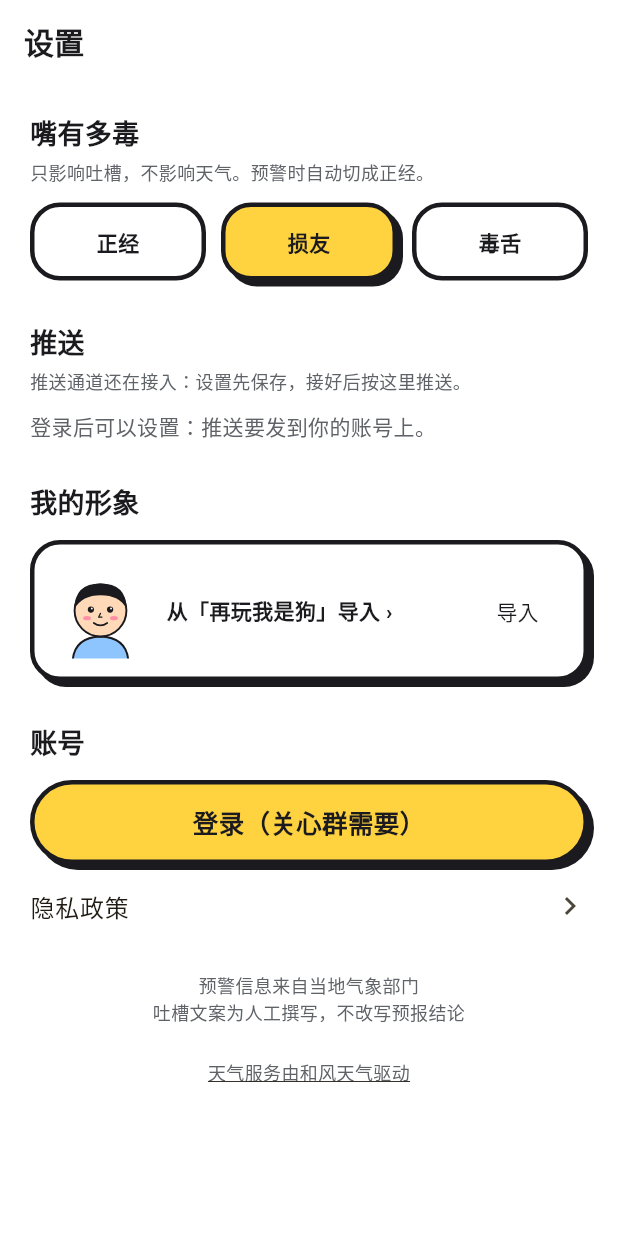
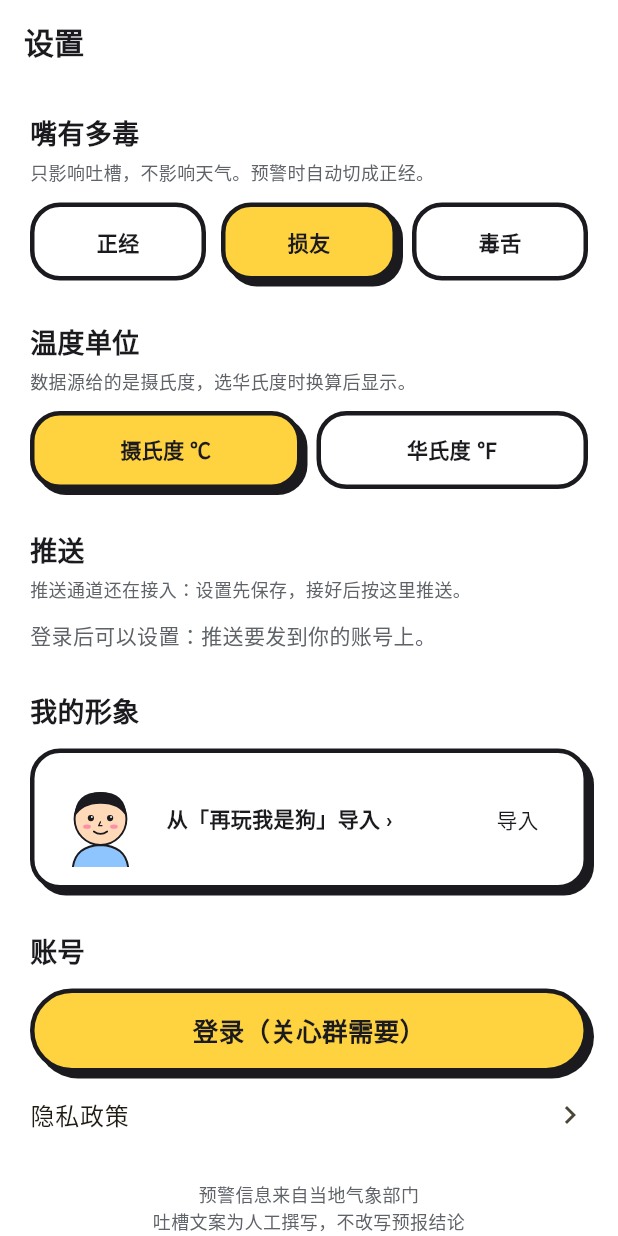
Before and after one commit to aidai524/zwjsg, a Flutter app: the SettingsPage screen opened by its route, on a phone screen of 412 x 824 dp. Run offline on Flutter 3.47's test engine with Material 3 defaults, Android fonts, the phone set to English and light mode, and no system bars; our stand-ins replace dio, flutter_local_notifications, flutter_timezone, go_router, share_plus, shared_preferences and 1 more; missing offline and left inert: gal; accounts and stored records are empty; network calls fail.

Commit message:
feat(tianqi-app): 设置页加温度单位，温度按选的单位显示
- 设置页“嘴有多毒”下面加“摄氏度 ℃ / 华氏度 ℉”，不登录也能选，存在手机上；
  登录后同步到服务端，登录时也把手机上的单位传上去。
- 接口给的数字都是摄氏度，显示时换算：首页、严肃模式、城市列表、关心群卡片，
  以及决策详情里秋裤阈值的说明。7 天列表的温度列放宽，装得下三位数的华氏度。
- 天气和关心群请求都带上单位；换单位后重新取天气，秋裤理由这类服务端的句子
  跟着变。
- 隐私政策写明会同步温度单位。

Co-Authored-By: Claude Opus 5.5 <noreply@anthropic.com>

```diff
--- a/apps/shenme_tianqi/lib/core/scene.dart
+++ b/apps/shenme_tianqi/lib/core/scene.dart
@@ -1,4 +1,6 @@
 import 'package:flutter/material.dart';
+
+import 'temp_unit.dart';
 
 /// 首页背景色：按天气状态，和设计稿首页的几个场景一致
 Color sceneColor(String cond, String outfitKey) {
@@ -39,12 +41,17 @@ const decisionTitles = {
   'laundry': '晾不晾衣服',
 };
 
-const decisionRules = {
-  'umbrella': '7–22 点里，只要有一小时降水概率 ≥ 50% 就说“带”；30–50% 说“随便”；紫外线很强时也会提醒带伞遮阳。',
-  'long_johns': '看今天最低的体感温度：低于 10° 就建议穿。',
-  'car_wash': '未来 3 天都没有雨、没有沙尘，才说“洗”。',
-  'laundry': '白天 8–18 点没有雨、平均湿度低于 70%、风力小于 5 级，才说“晾”。',
-};
+/// 秋裤卡的阈值（摄氏度），只用来写说明；判断在服务端，和 config/weather.php 的 decisions.long_johns.feels_below 一致
+const longJohnsFeelsBelow = 10;
+
+/// 决策详情里的“怎么判断的”，温度按用户选的单位写
+String decisionRule(String key, TempUnit unit) => switch (key) {
+      'umbrella' => '7–22 点里，只要有一小时降水概率 ≥ 50% 就说“带”；30–50% 说“随便”；紫外线很强时也会提醒带伞遮阳。',
+      'long_johns' => '看今天最低的体感温度：低于 ${unit.deg(longJohnsFeelsBelow)} 就建议穿。',
+      'car_wash' => '未来 3 天都没有雨、没有沙尘，才说“洗”。',
+      'laundry' => '白天 8–18 点没有雨、平均湿度低于 70%、风力小于 5 级，才说“晾”。',
+      _ => '',
+    };
 
 const snarkLevels = ['正经', '损友', '毒舌'];
 
--- /dev/null
+++ b/apps/shenme_tianqi/lib/core/temp_unit.dart
@@ -0,0 +1,23 @@
+/// 温度单位。数据源和服务端给的数字一律是摄氏度（数字照搬数据源），App 显示时再换算；
+/// 服务端拼好的句子（秋裤理由、关心群的一句事实、早安推送）按请求里带的单位写。
+/// 换算方法和服务端的 app/Support/TempUnit.php 保持一致：四舍五入到整数。
+enum TempUnit {
+  celsius('c', '摄氏度 ℃'),
+  fahrenheit('f', '华氏度 ℉');
+
+  const TempUnit(this.key, this.label);
+
+  /// 接口和手机上存的值
+  final String key;
+
+  /// 设置页上显示的名字
+  final String label;
+
+  static TempUnit fromKey(String? key) => key == fahrenheit.key ? fahrenheit : celsius;
+
+  /// 摄氏度换成这个单位，四舍五入到整数
+  int convert(int c) => this == TempUnit.celsius ? c : (c * 9 / 5 + 32).round();
+
+  /// 显示用，例如“23°”
+  String deg(int c) => '${convert(c)}°';
+}
--- a/apps/shenme_tianqi/lib/features/cities/cities_page.dart
+++ b/apps/shenme_tianqi/lib/features/cities/cities_page.dart
@@ -4,6 +4,7 @@ import 'package:pop_ui/pop_ui.dart';
 
 import '../../core/app_state.dart';
 import '../../core/models.dart';
+import '../../core/temp_unit.dart';
 import '../../widgets/common.dart';
 
 /// 关注的城市（最多 5 个）。常驻城市决定早安推送和关心群里家人看到的天气。
@@ -23,7 +24,7 @@ class CitiesPage extends StatelessWidget {
           for (var i = 0; i < cities.length; i++) ...[
             _CityRow(
               city: cities[i],
-              weatherText: _brief(state.weatherOf(cities[i].locationId)),
+              weatherText: _brief(state.weatherOf(cities[i].locationId), state.tempUnit),
               onTap: () {
                 state.currentCity = i;
                 context.pop();
@@ -42,7 +43,7 @@ class CitiesPage extends StatelessWidget {
     );
   }
 
-  static String _brief(WeatherData? w) => w == null ? '' : '${w.temp}° ${w.text}';
+  static String _brief(WeatherData? w, TempUnit unit) => w == null ? '' : '${unit.deg(w.temp)} ${w.text}';
 }
 
 class _CityRow extends StatelessWidget {
--- a/apps/shenme_tianqi/lib/features/home/decision_page.dart
+++ b/apps/shenme_tianqi/lib/features/home/decision_page.dart
@@ -15,7 +15,8 @@ class DecisionPage extends StatelessWidget {
 
   @override
   Widget build(BuildContext context) {
-    final w = AppScope.of(context).weatherOf(locationId);
+    final state = AppScope.of(context);
+    final w = state.weatherOf(locationId);
     final title = decisionTitles[decisionKey] ?? '';
     if (w == null) {
       return Scaffold(appBar: AppBar(title: Text(title)), body: const Center(child: Text('天气还没加载好')));
@@ -50,7 +51,7 @@ class DecisionPage extends StatelessWidget {
               children: [
                 const Text('怎么判断的', style: TextStyle(fontWeight: FontWeight.w900)),
                 const SizedBox(height: 6),
-                Text(decisionRules[decisionKey] ?? '', style: const TextStyle(height: 1.6)),
+                Text(decisionRule(decisionKey, state.tempUnit), style: const TextStyle(height: 1.6)),
               ],
             ),
           ),
--- a/apps/shenme_tianqi/lib/features/home/serious_view.dart
+++ b/apps/shenme_tianqi/lib/features/home/serious_view.dart
@@ -3,6 +3,7 @@ import 'package:flutter/material.dart';
 import 'package:go_router/go_router.dart';
 import 'package:pop_ui/pop_ui.dart';
 
+import '../../core/app_state.dart';
 import '../../core/models.dart';
 import '../../core/scene.dart';
 import '../../widgets/common.dart';
@@ -18,6 +19,7 @@ class SeriousView extends StatelessWidget {
   Widget build(BuildContext context) {
     final w = weather;
     final umbrella = w.decision('umbrella');
+    final unit = AppScope.of(context).tempUnit;
 
     return ListView(
       physics: const AlwaysScrollableScrollPhysics(),
@@ -57,7 +59,7 @@ class SeriousView extends StatelessWidget {
                   ],
                 ),
               ),
-              Text('${w.temp}°\n${w.text}', textAlign: TextAlign.right, style: const TextStyle(fontWeight: FontWeight.w900)),
+              Text('${unit.deg(w.temp)}\n${w.text}', textAlign: TextAlign.right, style: const TextStyle(fontWeight: FontWeight.w900)),
             ],
           ),
         ),
--- a/apps/shenme_tianqi/lib/features/privacy/privacy_page.dart
+++ b/apps/shenme_tianqi/lib/features/privacy/privacy_page.dart
@@ -6,7 +6,7 @@ import 'package:pop_ui/pop_ui.dart';
 class PrivacyPage extends StatelessWidget {
   const PrivacyPage({super.key});
 
-  static const updated = '2026 年 11 月 17 日';
+  static const updated = '2026 年 11 月 18 日';
 
   static const summary = '我们只为了给你看天气、发关心提醒使用你的数据。不用定位，位置只到城市；不登录也能看天气。';
 
@@ -14,10 +14,10 @@ class PrivacyPage extends StatelessWidget {
     (
       '我们收集哪些信息',
       [
-        '不登录也能用：关注的城市和毒舌档位只存在你的手机上。',
+        '不登录也能用：关注的城市、毒舌档位和温度单位只存在你的手机上。',
         '查天气：App 把城市编号发给我们的服务器，服务器再向和风天气查询，同一个城市的结果大家共用。查询时不带你的个人信息。',
         '登录时：手机号，用来登录和找回账号。',
-        '登录后同步：关注的城市（只到城市）、常驻城市、毒舌档位和推送设置，换手机时能恢复。',
+        '登录后同步：关注的城市（只到城市）和常驻城市，换手机时能恢复；毒舌档位、温度单位和推送设置，用来按你的设置发早安播报。',
         '关心群（登录后）：群名、成员，以及谁在什么时候给谁发了哪句关心话、对方点没点“收到 ♥”，用来限频和合并提醒，30 天后自动删除。'
             '群里的家人只看得到你的昵称、常驻城市名和那里的天气，看不到你的位置。',
         '形象：现在用默认形象，不收集照片。以后从“再玩我是狗”导入形象时，只导入卡通形象。',
--- a/apps/shenme_tianqi/lib/features/settings/settings_page.dart
+++ b/apps/shenme_tianqi/lib/features/settings/settings_page.dart
@@ -7,6 +7,7 @@ import '../../core/api_client.dart';
 import '../../core/app_state.dart';
 import '../../core/models.dart';
 import '../../core/scene.dart';
+import '../../core/temp_unit.dart';
 import '../../widgets/common.dart';
 
 class SettingsPage extends StatelessWidget {
@@ -27,27 +28,16 @@ class SettingsPage extends StatelessWidget {
           const SizedBox(height: 4),
           const Text('只影响吐槽，不影响天气。预警时自动切成正经。', style: TextStyle(fontSize: 12, color: Pop.muted)),
           const SizedBox(height: 12),
-          Row(
-            children: [
-              for (var i = 0; i < snarkLevels.length; i++) ...[
-                if (i > 0) const SizedBox(width: 10),
-                Expanded(
-                  child: Semantics(
-                    button: true,
-                    selected: state.snarkLevel == i,
-                    child: GestureDetector(
-                      onTap: () => state.setSnark(i),
-                      child: Container(
-                        height: 52,
-                        alignment: Alignment.center,
-                        decoration: Pop.card(color: state.snarkLevel == i ? Pop.yellow : Pop.white, shadow: state.snarkLevel == i),
-                        child: Text(snarkLevels[i], style: const TextStyle(fontWeight: FontWeight.w900)),
-                      ),
-                    ),
-                  ),
-                ),
-              ],
-            ],
+          _Choices(labels: snarkLevels, selected: state.snarkLevel, onSelect: state.setSnark),
+          const SizedBox(height: 28),
+          const Text('温度单位', style: _heading),
+          const SizedBox(height: 4),
+          const Text('数据源给的是摄氏度，选华氏度时换算后显示。', style: TextStyle(fontSize: 12, color: Pop.muted)),
+          const SizedBox(height: 12),
+          _Choices(
+            labels: [for (final u in TempUnit.values) u.label],
+            selected: state.tempUnit.index,
+            onSelect: (i) => state.setTempUnit(TempUnit.values[i]),
           ),
           const SizedBox(height: 28),
           const PushSection(),
@@ -121,6 +111,41 @@ class SettingsPage extends StatelessWidget {
     } on ApiException catch (e) {
       if (context.mounted) showToast(context, e.message);
     }
+  }
+}
+
+/// 一排只能选一个的卡片：毒舌档位、温度单位
+class _Choices extends StatelessWidget {
+  const _Choices({required this.labels, required this.selected, required this.onSelect});
+
+  final List<String> labels;
+  final int selected;
+  final ValueChanged<int> onSelect;
+
+  @override
+  Widget build(BuildContext context) {
+    return Row(
+      children: [
+        for (var i = 0; i < labels.length; i++) ...[
+          if (i > 0) const SizedBox(width: 10),
+          Expanded(
+            child: Semantics(
+              button: true,
+              selected: selected == i,
+              child: GestureDetector(
+                onTap: () => onSelect(i),
+                child: Container(
+                  height: 52,
+                  alignment: Alignment.center,
+                  decoration: Pop.card(color: selected == i ? Pop.yellow : Pop.white, shadow: selected == i),
+                  child: Text(labels[i], style: const TextStyle(fontWeight: FontWeight.w900)),
+                ),
+              ),
+            ),
+          ),
+        ],
+      ],
+    );
   }
 }
 
```
Also changed, not shown: apps/shenme_tianqi/lib/core/api_client.dart (+8 -2 lines), apps/shenme_tianqi/lib/core/app_state.dart (+27 -3 lines), apps/shenme_tianqi/lib/features/care/group_page.dart (+5 -2 lines), apps/shenme_tianqi/lib/features/home/weather_view.dart (+16 -10 lines), 2 other files.
